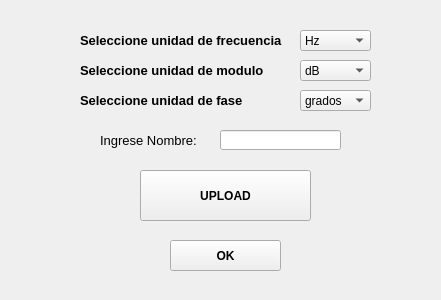
odevincenti/TC-TP1, file frontend/input_montecarlo.ui: the form before one commit.
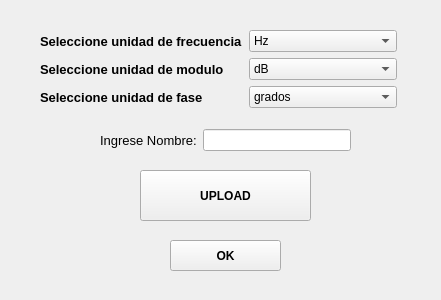
The form after the commit.

What changed in the file:
```diff
--- a/frontend/input_montecarlo.ui
+++ b/frontend/input_montecarlo.ui
@@ -51,103 +51,18 @@
     <string>OK</string>
    </property>
   </widget>
-  <widget class="QLineEdit" name="nombre_graph_montecarlo">
+  <widget class="QWidget" name="gridLayoutWidget_2">
    <property name="geometry">
     <rect>
-     <x>220</x>
-     <y>130</y>
-     <width>121</width>
-     <height>20</height>
-    </rect>
-   </property>
-  </widget>
-  <widget class="QLabel" name="label_6">
-   <property name="geometry">
-    <rect>
-     <x>100</x>
-     <y>130</y>
-     <width>101</width>
-     <height>20</height>
-    </rect>
-   </property>
-   <property name="font">
-    <font>
-     <pointsize>10</pointsize>
-    </font>
-   </property>
-   <property name="text">
-    <string>Ingrese Nombre:</string>
-   </property>
-  </widget>
-  <widget class="QLabel" name="label_9">
-   <property name="geometry">
-    <rect>
-     <x>80</x>
-     <y>90</y>
-     <width>211</width>
-     <height>21</height>
-    </rect>
-   </property>
-   <property name="font">
-    <font>
-     <pointsize>10</pointsize>
-     <weight>75</weight>
-     <bold>true</bold>
-    </font>
-   </property>
-   <property name="text">
-    <string>Seleccione unidad de fase</string>
-   </property>
-  </widget>
-  <widget class="QComboBox" name="montecarlo_fase_comboBox">
-   <property name="geometry">
-    <rect>
-     <x>300</x>
-     <y>90</y>
-     <width>71</width>
-     <height>21</height>
-    </rect>
-   </property>
-   <item>
-    <property name="text">
-     <string>grados</string>
-    </property>
-   </item>
-   <item>
-    <property name="text">
-     <string>rad</string>
-    </property>
-   </item>
-  </widget>
-  <widget class="QLabel" name="label_7">
-   <property name="geometry">
-    <rect>
-     <x>80</x>
+     <x>40</x>
      <y>30</y>
-     <width>211</width>
-     <height>21</height>
+     <width>357</width>
+     <height>80</height>
     </rect>
    </property>
-   <property name="font">
-    <font>
-     <pointsize>10</pointsize>
-     <weight>75</weight>
-     <bold>true</bold>
-    </font>
-   </property>
-   <property name="text">
-    <string>Seleccione unidad de frecuencia</string>
-   </property>
-  </widget>
-  <widget class="QComboBox" name="montecarlo_frec_comboBox">
-   <property name="geometry">
-    <rect>
-     <x>300</x>
-     <y>30</y>
-     <width>71</width>
-     <height>21</height>
-    </rect>
-   </property>
+   <layout class="QGridLayout" name="gridLayout_2">
+    <item row="0" column="1">
+     <widget class="QComboBox" name="montecarlo_frec_comboBox_2">
    <item>
     <property name="text">
      <string>Hz</string>
@@ -159,15 +74,9 @@
     </property>
    </item>
   </widget>
-  <widget class="QLabel" name="label_8">
-   <property name="geometry">
-    <rect>
-     <x>80</x>
-     <y>60</y>
-     <width>211</width>
-     <height>21</height>
-    </rect>
-   </property>
+    </item>
+    <item row="1" column="0">
+     <widget class="QLabel" name="label_10">
    <property name="font">
     <font>
      <pointsize>10</pointsize>
@@ -179,15 +88,23 @@
     <string>Seleccione unidad de modulo</string>
    </property>
   </widget>
-  <widget class="QComboBox" name="montecarlo_modulo_comboBox">
-   <property name="geometry">
-    <rect>
-     <x>300</x>
-     <y>60</y>
-     <width>71</width>
-     <height>21</height>
-    </rect>
-   </property>
+    </item>
+    <item row="0" column="0">
+     <widget class="QLabel" name="label_11">
+      <property name="font">
+       <font>
+        <pointsize>10</pointsize>
+        <weight>75</weight>
+        <bold>true</bold>
+       </font>
+      </property>
+      <property name="text">
+       <string>Seleccione unidad de frecuencia</string>
+      </property>
+     </widget>
+    </item>
+    <item row="1" column="1">
+     <widget class="QComboBox" name="montecarlo_modulo_comboBox_2">
    <item>
     <property name="text">
      <string>dB</string>
@@ -198,6 +115,64 @@
      <string>Veces</string>
     </property>
    </item>
+     </widget>
+    </item>
+    <item row="2" column="0">
+     <widget class="QLabel" name="label_12">
+      <property name="font">
+       <font>
+        <pointsize>10</pointsize>
+        <weight>75</weight>
+        <bold>true</bold>
+       </font>
+      </property>
+      <property name="text">
+       <string>Seleccione unidad de fase</string>
+      </property>
+     </widget>
+    </item>
+    <item row="2" column="1">
+     <widget class="QComboBox" name="montecarlo_fase_comboBox_2">
+      <item>
+       <property name="text">
+        <string>grados</string>
+       </property>
+      </item>
+      <item>
+       <property name="text">
+        <string>rad</string>
+       </property>
+      </item>
+     </widget>
+    </item>
+   </layout>
+  </widget>
+  <widget class="QWidget" name="horizontalLayoutWidget">
+   <property name="geometry">
+    <rect>
+     <x>100</x>
+     <y>120</y>
+     <width>251</width>
+     <height>41</height>
+    </rect>
+   </property>
+   <layout class="QHBoxLayout" name="horizontalLayout">
+    <item>
+     <widget class="QLabel" name="label_7">
+      <property name="font">
+       <font>
+        <pointsize>10</pointsize>
+       </font>
+      </property>
+      <property name="text">
+       <string>Ingrese Nombre:</string>
+      </property>
+     </widget>
+    </item>
+    <item>
+     <widget class="QLineEdit" name="nombre_graph_montecarlo_2"/>
+    </item>
+   </layout>
   </widget>
  </widget>
  <resources/>
```
Lines whose indentation alone changed are shown as unchanged.
